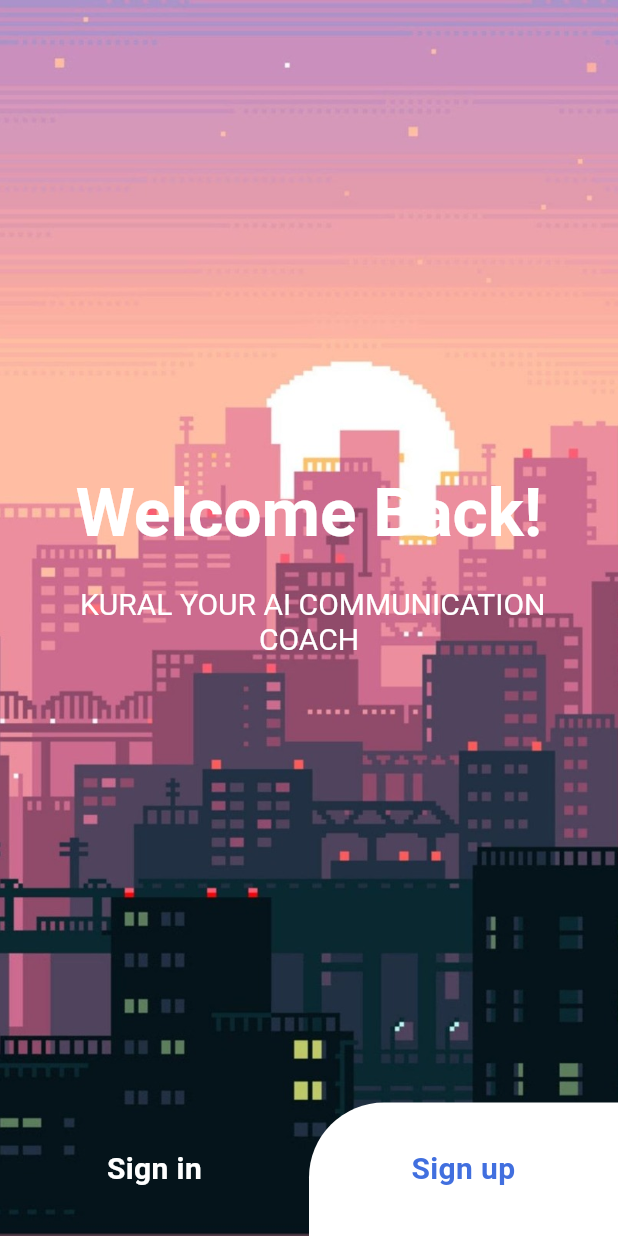
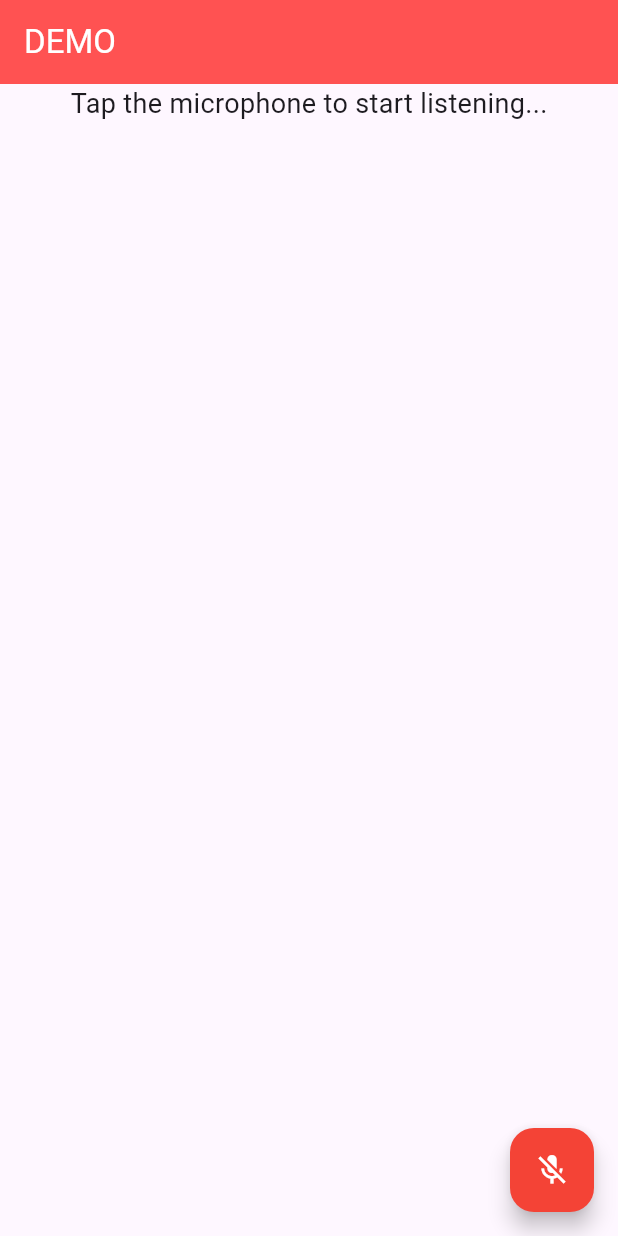
Before and after one commit to kathirvel123/kural, a Flutter app: the screen it shows after launch, on a phone screen of 412 x 824 dp. Run offline on Flutter 3.47's test engine with Material 3 defaults, Android fonts, the light colour scheme and no system bars; our stand-ins replace google_fonts, icons_plus, speech_to_text.

Commit message:
[FIXED]:SPEECH TO TEXT FUNCTIONALITY

```diff
--- /dev/null
+++ b/frontend/myapp/lib/Pages/speechtotextpage.dart
@@ -0,0 +1,104 @@
+import 'package:flutter/material.dart';
+import 'package:speech_to_text/speech_recognition_result.dart';
+import 'package:speech_to_text/speech_to_text.dart';
+
+class Speechtotextpage extends StatefulWidget {
+  const Speechtotextpage({super.key});
+
+  @override
+  State<Speechtotextpage> createState() => _SpeechtotextpageState();
+}
+
+class _SpeechtotextpageState extends State<Speechtotextpage> {
+  final SpeechToText _speechToText = SpeechToText();
+  bool _speechEnable = false;
+  String _wordSpoken = "";
+  double _confidenceLevel = 0.0;
+
+  @override
+  void initState() {
+    super.initState();
+    initSpeech();
+  }
+
+  void initSpeech() async {
+    _speechEnable = await _speechToText.initialize();
+    setState(() {});
+  }
+
+  void _startListening() async {
+    await _speechToText.listen(onResult: _onSpeechResult);
+    setState(() {
+      _confidenceLevel = 0.0;
+    });
+  }
+
+  void _stopListening() async {
+    await _speechToText.stop();
+    setState(() {});
+  }
+
+  void _onSpeechResult(SpeechRecognitionResult result) {
+    setState(() {
+      _wordSpoken = result.recognizedWords;
+      _confidenceLevel = result.confidence;
+    });
+  }
+
+  @override
+  Widget build(BuildContext context) {
+    return Scaffold(
+      appBar: AppBar(
+        title: const Text(
+          'DEMO',
+          style: TextStyle(color: Colors.white),
+        ),
+        backgroundColor: Colors.redAccent,
+      ),
+      body: Center(
+        child: Column(
+          mainAxisAlignment: MainAxisAlignment.center,
+          children: [
+            Text(
+              _speechToText.isListening
+                  ? "Listening..."
+                  : _speechEnable
+                      ? "Tap the microphone to start listening..."
+                      : "Speech recognition not available",
+              style: TextStyle(fontSize: 18),
+            ),
+            const SizedBox(height: 20),
+            Expanded(
+              child: Container(
+                padding: const EdgeInsets.all(16.0),
+                child: Text(
+                  _wordSpoken,
+                  style: TextStyle(fontSize: 22, fontWeight: FontWeight.bold),
+                  textAlign: TextAlign.center,
+                ),
+              ),
+            ),
+            if (!_speechToText.isListening && _confidenceLevel > 0)
+              Text(
+                "Confidence: ${(_confidenceLevel * 100).toStringAsFixed(1)}%",
+                style: const TextStyle(
+                  fontSize: 18,
+                  fontWeight: FontWeight.bold,
+                ),
+              ),
+          ],
+        ),
+      ),
+      floatingActionButton: FloatingActionButton(
+        onPressed:
+            _speechToText.isListening ? _stopListening : _startListening,
+        tooltip: 'Listen',
+        backgroundColor: Colors.red,
+        child: Icon(
+          _speechToText.isListening ? Icons.mic : Icons.mic_off,
+          color: Colors.white,
+        ),
+      ),
+    );
+  }
+}
--- a/frontend/myapp/lib/main.dart
+++ b/frontend/myapp/lib/main.dart
@@ -1,6 +1,7 @@
 import 'package:flutter/material.dart';
 import 'package:myapp/Pages/Mainpage.dart';
 import 'package:myapp/Pages/Loginpage.dart';
+import 'package:myapp/Pages/speechtotextpage.dart';
 import 'package:myapp/Pages/welcomepage.dart';
 
 void main() {
@@ -15,7 +16,7 @@
   Widget build(BuildContext context) {
     return MaterialApp(
       debugShowCheckedModeBanner: false,
-      home: Welcomepage(),
+      home: Speechtotextpage(),
     );
   }
 }
--- a/frontend/myapp/pubspec.yaml
+++ b/frontend/myapp/pubspec.yaml
@@ -36,6 +36,7 @@
   cupertino_icons: ^1.0.8
   icons_plus: ^5.0.0
   google_fonts: ^6.2.1
+  speech_to_text: ^7.0.0
 
 dev_dependencies:
   flutter_test:
```
Also changed, not shown: frontend/myapp/pubspec.lock, 4 other files.
